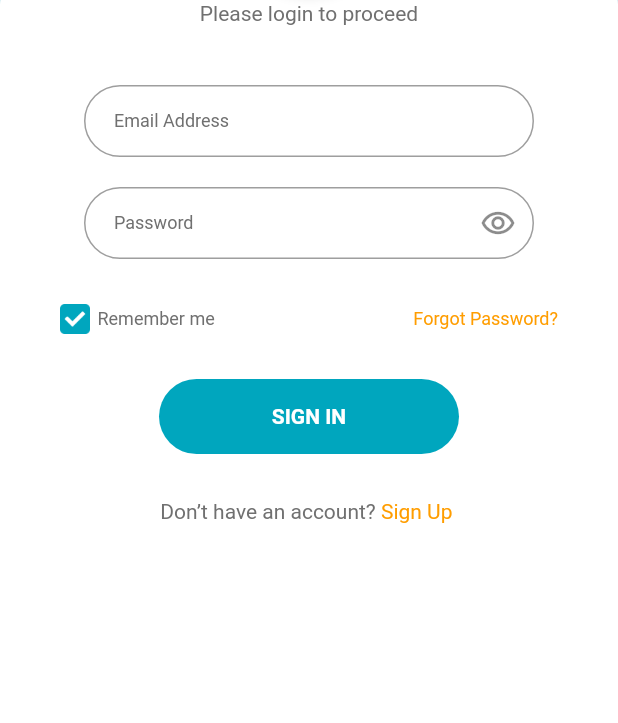
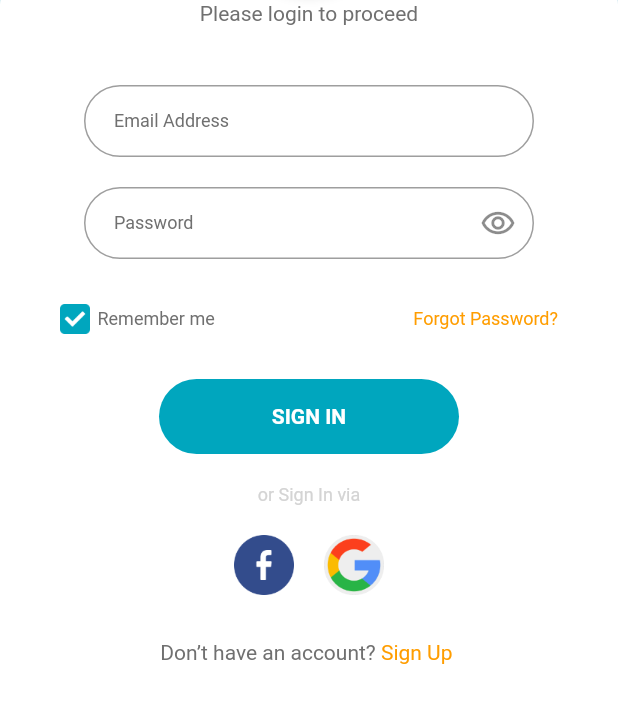
Before and after one commit to a87835546/resiklos, a Flutter app: the screen it shows after launch, after a tap on "LOGIN", on a phone screen of 412 x 824 dp, the part 281-1004 px from its top. Run offline on Flutter 3.47's test engine with Material 2 defaults, Android fonts, the phone set to English and light mode, and no system bars; our stand-ins replace dio, flutter_easyloading, flutter_swiper_null_safety, fluttertoast, google_sign_in, pull_to_refresh and 3 more; missing offline and left inert: flutter_login_facebook, qr_code_scanner; accounts and stored records are empty.

```diff
--- a/lib/sign_up_in/sign_in.dart
+++ b/lib/sign_up_in/sign_in.dart
@@ -244,10 +244,10 @@ class SignInPageState extends State<SignInPage> {
                               }
                             }
                           }),
-                      // const Padding(
-                      //   padding: EdgeInsets.only(top: 20),
-                      //   child: SocialSignPage(),
-                      // ),
+                      const Padding(
+                        padding: EdgeInsets.only(top: 20),
+                        child: SocialSignPage(),
+                      ),
                       Padding(
                         padding: EdgeInsets.only(top: 30),
                         child: Container(
```
